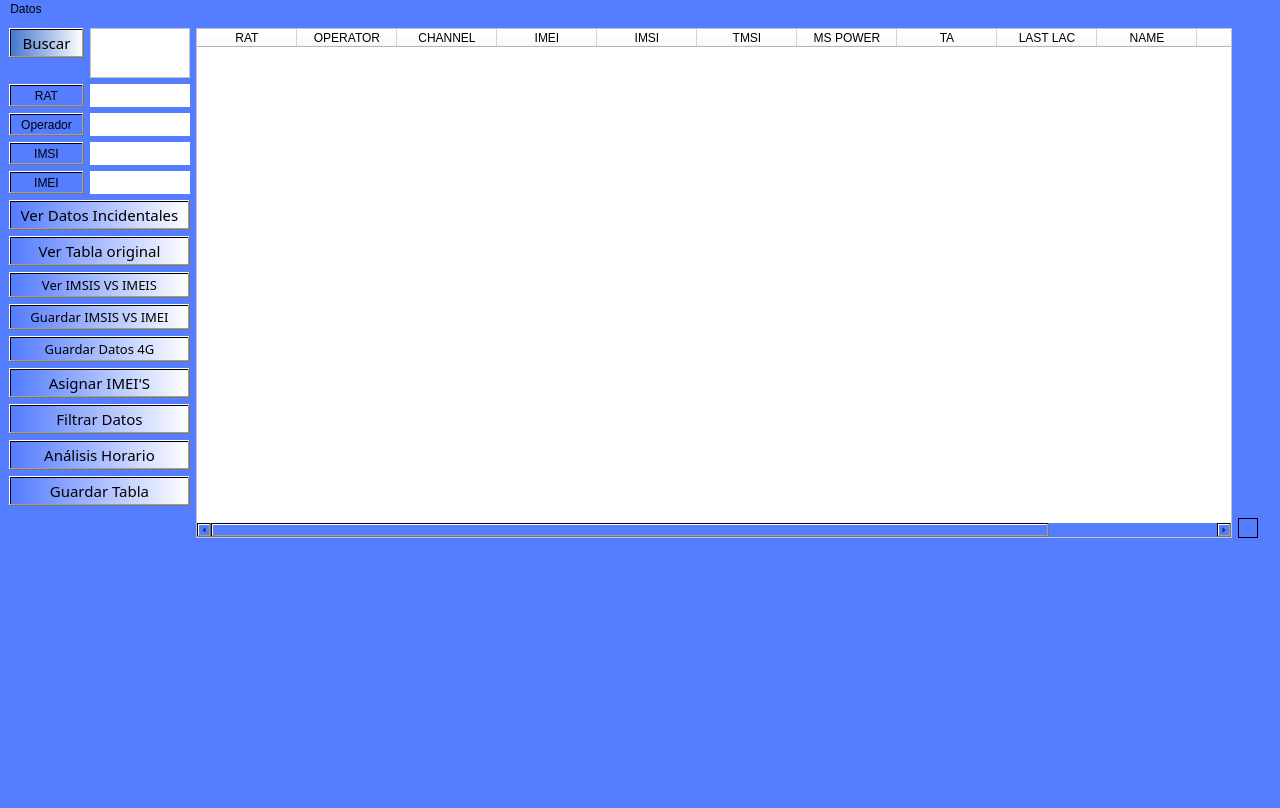
First picture: the form in Interfaz/UI/VistaGeneralDatos.ui, repository Dumaru/ExcelReports, before the edit.
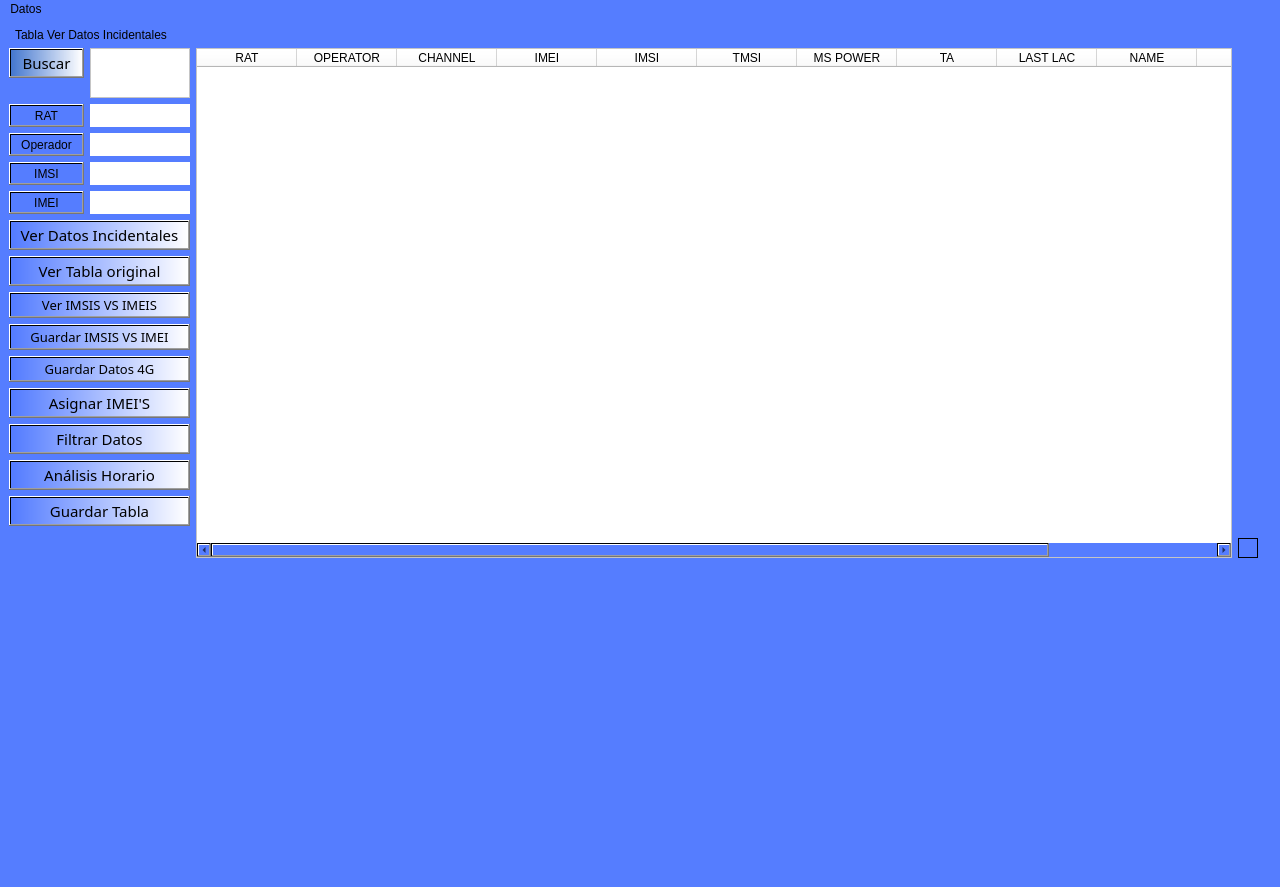
Second picture: the form after the edit. Icons and pictures are not drawn.

Diff of the .ui file:
```diff
--- a/Interfaz/UI/VistaGeneralDatos.ui
+++ b/Interfaz/UI/VistaGeneralDatos.ui
@@ -2,32 +2,20 @@
 <ui version="4.0">
  <class>MainWindow</class>
  <widget class="QMainWindow" name="MainWindow">
-  <property name="windowModality">
-   <enum>Qt::NonModal</enum>
-  </property>
-  <property name="enabled">
-   <bool>true</bool>
-  </property>
   <property name="geometry">
    <rect>
     <x>0</x>
     <y>0</y>
     <width>1280</width>
-    <height>808</height>
+    <height>887</height>
    </rect>
   </property>
   <property name="sizePolicy">
-   <sizepolicy hsizetype="MinimumExpanding" vsizetype="MinimumExpanding">
+   <sizepolicy hsizetype="Minimum" vsizetype="Expanding">
     <horstretch>0</horstretch>
     <verstretch>0</verstretch>
    </sizepolicy>
   </property>
-  <property name="minimumSize">
-   <size>
-    <width>1280</width>
-    <height>720</height>
-   </size>
-  </property>
   <property name="windowTitle">
    <string>MainWindow</string>
   </property>
@@ -500,6 +488,13 @@
       </item>
      </layout>
     </item>
+    <item row="1" column="1">
+     <widget class="QLabel" name="label">
+      <property name="text">
+       <string>Tabla Ver Datos Incidentales </string>
+      </property>
+     </widget>
+    </item>
    </layout>
   </widget>
   <widget class="QMenuBar" name="menubar">
```
Left out of the diff: 2 changed lines with no effect on the pictures.
